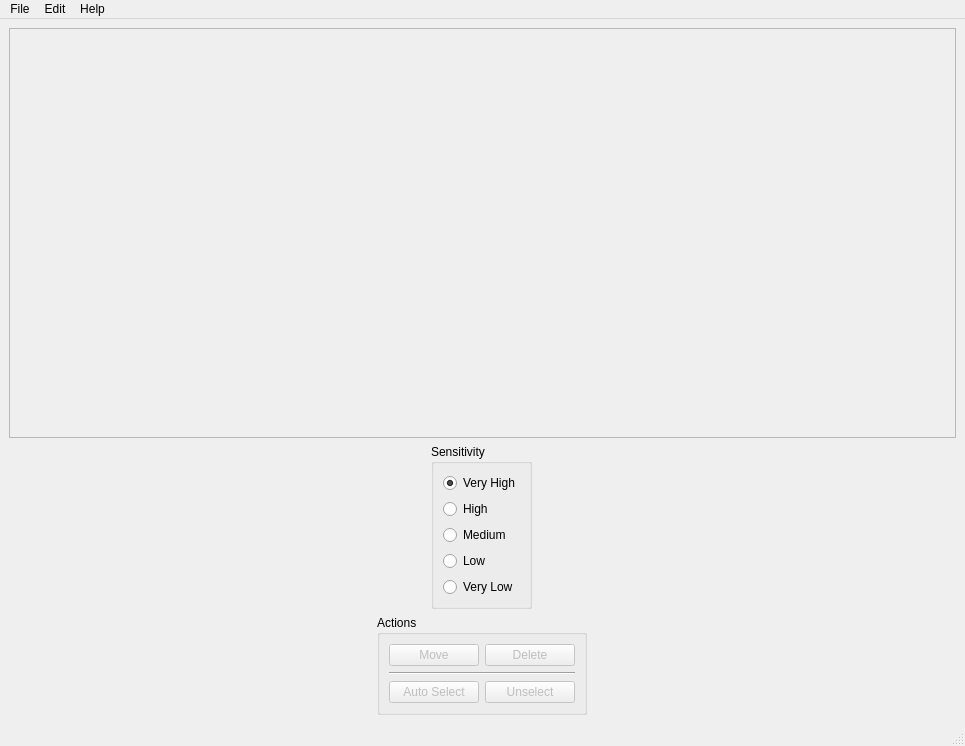
First picture: the form in doppelganger/resources/ui/mainwindow.ui, repository max-dw-i/myfyrio, before the edit.
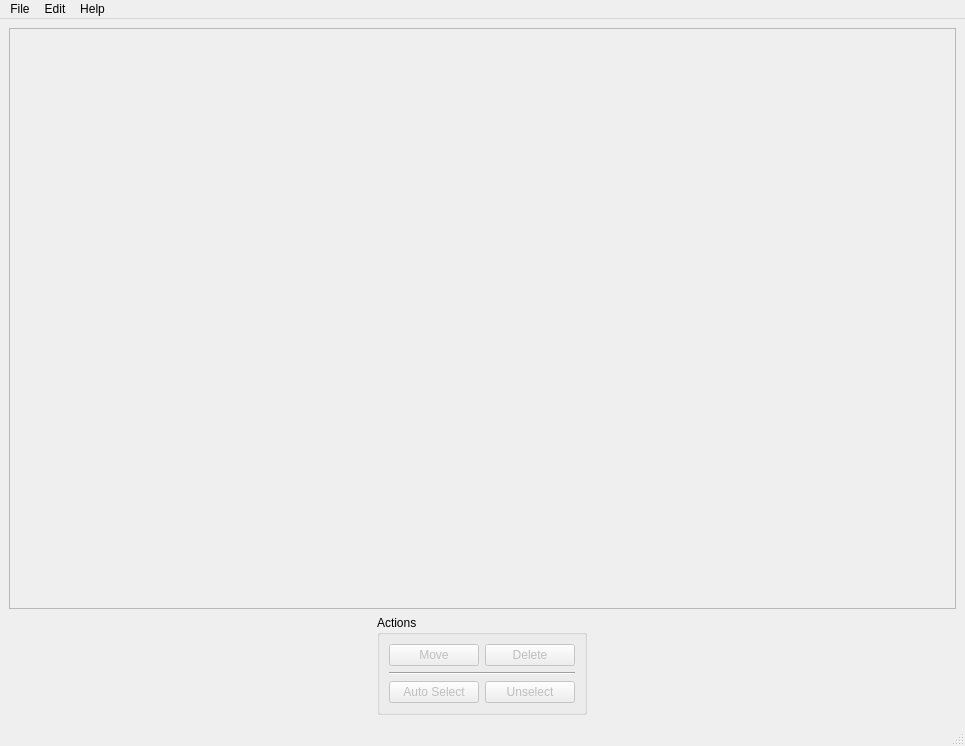
Second picture: the form after the edit. Icons and pictures are not drawn.

Commit message: Move 'sensitivity' widgets into a separate module

What changed in the file:
```diff
--- a/doppelganger/resources/ui/mainwindow.ui
+++ b/doppelganger/resources/ui/mainwindow.ui
@@ -69,7 +69,7 @@
          <x>0</x>
          <y>0</y>
          <width>945</width>
-         <height>398</height>
+         <height>569</height>
         </rect>
        </property>
        <layout class="QVBoxLayout" name="scrollAreaLayout">
@@ -128,7 +128,7 @@
        <property name="bottomMargin">
         <number>0</number>
        </property>
-       <item>
+       <item alignment="Qt::AlignHCenter">
         <widget class="QWidget" name="sensNActWidget" native="true">
          <layout class="QVBoxLayout" name="verticalLayout_2">
           <property name="leftMargin">
@@ -143,89 +143,6 @@
           <property name="bottomMargin">
            <number>0</number>
           </property>
-          <item alignment="Qt::AlignHCenter">
-           <widget class="QGroupBox" name="sensGrp">
-            <property name="sizePolicy">
-             <sizepolicy hsizetype="Preferred" vsizetype="Preferred">
-              <horstretch>0</horstretch>
-              <verstretch>0</verstretch>
-             </sizepolicy>
-            </property>
-            <property name="minimumSize">
-             <size>
-              <width>0</width>
-              <height>0</height>
-             </size>
-            </property>
-            <property name="maximumSize">
-             <size>
-              <width>16777215</width>
-              <height>16777215</height>
-             </size>
-            </property>
-            <property name="toolTip">
-             <string>High button means that you want to find identical (or almost) images, where Low allows you to find rather different images</string>
-            </property>
-            <property name="title">
-             <string>Sensitivity</string>
-            </property>
-            <layout class="QVBoxLayout" name="verticalLayout_6">
-             <item>
-              <widget class="QRadioButton" name="veryHighRbtn">
-               <property name="text">
-                <string>Very High</string>
-               </property>
-               <property name="checked">
-                <bool>true</bool>
-               </property>
-              </widget>
-             </item>
-             <item>
-              <widget class="QRadioButton" name="highRbtn">
-               <property name="text">
-                <string>High</string>
-               </property>
-               <property name="checked">
-                <bool>false</bool>
-               </property>
-              </widget>
-             </item>
-             <item>
-              <widget class="QRadioButton" name="mediumRbtn">
-               <property name="enabled">
-                <bool>true</bool>
-               </property>
-               <property name="text">
-                <string>Medium</string>
-               </property>
-               <property name="checkable">
-                <bool>true</bool>
-               </property>
-              </widget>
-             </item>
-             <item>
-              <widget class="QRadioButton" name="lowRbtn">
-               <property name="enabled">
-                <bool>true</bool>
-               </property>
-               <property name="text">
-                <string>Low</string>
-               </property>
-               <property name="checkable">
-                <bool>true</bool>
-               </property>
-              </widget>
-             </item>
-             <item>
-              <widget class="QRadioButton" name="veryLowRbtn">
-               <property name="text">
-                <string>Very Low</string>
-               </property>
-              </widget>
-             </item>
-            </layout>
-           </widget>
-          </item>
           <item>
            <widget class="QGroupBox" name="actionsGrp">
             <property name="sizePolicy">
```
The commit also changes 5 other files.
